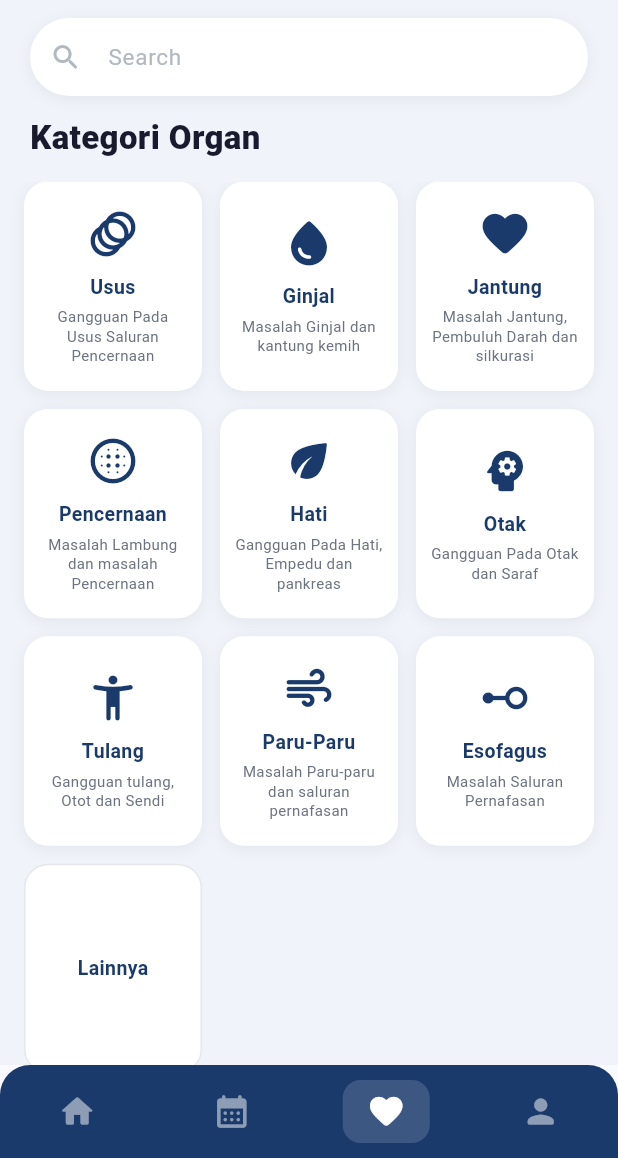
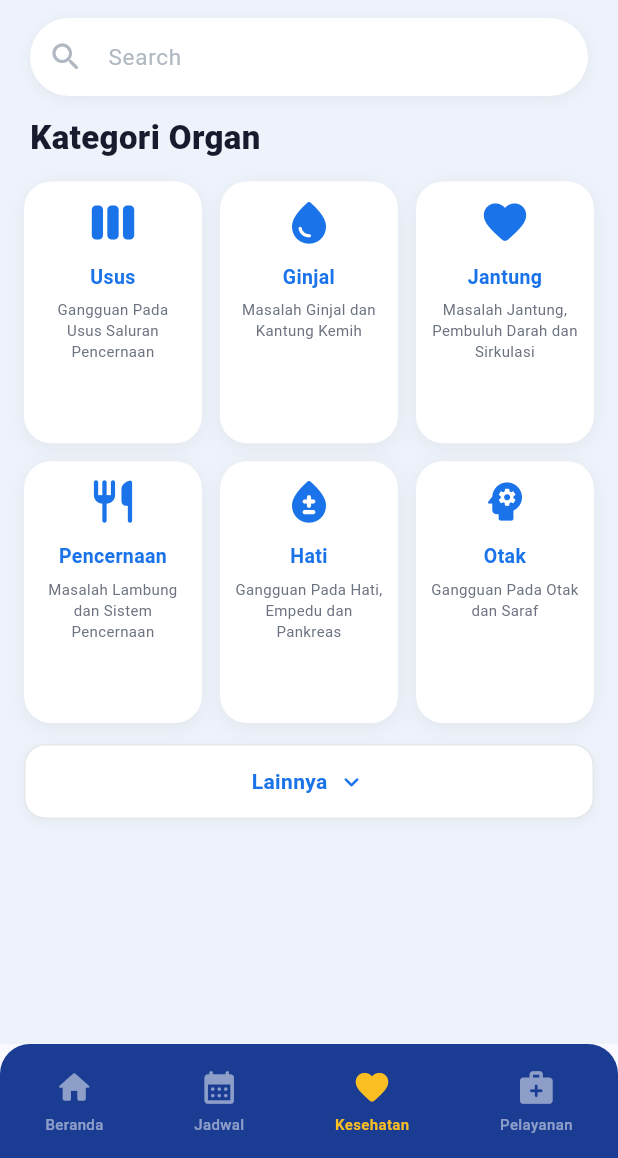
Before and after one commit to zalfasayfanah/app_dokter, a Flutter app: the screen it shows after launch, item 3 of the bottom bar chosen, on a phone screen of 412 x 824 dp, the part 78-1236 px from its top. Run offline on Flutter 3.47's test engine with Material 3 defaults, Android fonts, the phone set to English and light mode, and no system bars; network calls fail; Roboto replaces fonts that are missing (Poppins).

Commit message:
first commit

```diff
--- a/lib/bottom_nav.dart
+++ b/lib/bottom_nav.dart
@@ -29,16 +29,17 @@ class EduHealthBottomNav extends StatelessWidget {
     required this.onTap,
   });
 
-  static const Color _navBg = Color(0xFF1A3A6B);
-  static const Color _activeColor = Colors.white;
+  static const Color _navBg         = Color(0xFF1A3C92);
+  static const Color _activeColor   = Color(0xFFFBBF24); // ← diganti kuning
   static const Color _inactiveColor = Color(0x80FFFFFF); // white 50%
 
   // Urutan tab — sesuaikan dengan urutan _pages di MainShell (main.dart)
+  // Tab ke-4 diubah dari "Profil" → "Pelayanan"
   static const List<_NavItem> _items = [
-    _NavItem(icon: Icons.home_rounded,           label: 'Beranda'),
-    _NavItem(icon: Icons.calendar_month_rounded, label: 'Jadwal'),
-    _NavItem(icon: Icons.favorite_rounded,       label: 'Kesehatan'),
-    _NavItem(icon: Icons.person_rounded,         label: 'Profil'),
+    _NavItem(icon: Icons.home_rounded,             label: 'Beranda'),
+    _NavItem(icon: Icons.calendar_month_rounded,   label: 'Jadwal'),
+    _NavItem(icon: Icons.favorite_rounded,         label: 'Kesehatan'),
+    _NavItem(icon: Icons.medical_services_rounded, label: 'Pelayanan'), // ← diganti
   ];
 
   @override
@@ -47,7 +48,7 @@ class EduHealthBottomNav extends StatelessWidget {
       decoration: const BoxDecoration(
         color: _navBg,
         borderRadius: BorderRadius.only(
-          topLeft: Radius.circular(20),
+          topLeft:  Radius.circular(20),
           topRight: Radius.circular(20),
         ),
       ),
@@ -66,20 +67,38 @@ class EduHealthBottomNav extends StatelessWidget {
 
   Widget _buildTab(int index) {
     final bool selected = currentIndex == index;
+    final item          = _items[index];
+
     return GestureDetector(
       onTap: () => onTap(index),
       behavior: HitTestBehavior.opaque,
       child: AnimatedContainer(
         duration: const Duration(milliseconds: 200),
-        padding: const EdgeInsets.symmetric(horizontal: 16, vertical: 8),
+        padding: const EdgeInsets.symmetric(horizontal: 14, vertical: 6),
         decoration: BoxDecoration(
-          color: selected ? Colors.white.withOpacity(0.15) : Colors.transparent,
+          color: Colors.transparent, // ← kotak dihilangkan (selalu transparan)
           borderRadius: BorderRadius.circular(12),
         ),
-        child: Icon(
-          _items[index].icon,
-          color: selected ? _activeColor : _inactiveColor,
-          size: 26,
+        child: Column(
+          mainAxisSize: MainAxisSize.min,
+          children: [
+            // Ikon
+            Icon(
+              item.icon,
+              color: selected ? _activeColor : _inactiveColor,
+              size: 26,
+            ),
+            const SizedBox(height: 4),
+            // Label teks di bawah ikon
+            Text(
+              item.label,
+              style: TextStyle(
+                fontSize:   10,
+                fontWeight: selected ? FontWeight.w700 : FontWeight.w500,
+                color:      selected ? _activeColor : _inactiveColor,
+              ),
+            ),
+          ],
         ),
       ),
     );
@@ -90,6 +109,6 @@ class EduHealthBottomNav extends StatelessWidget {
 
 class _NavItem {
   final IconData icon;
-  final String label;
+  final String   label;
   const _NavItem({required this.icon, required this.label});
 }
--- a/lib/kesehatan/kategori_organ.dart
+++ b/lib/kesehatan/kategori_organ.dart
@@ -1,7 +1,9 @@
 import 'package:flutter/material.dart';
 import 'kategori_penyakit.dart';
 
-// ─── Model ───────────────────────────────────────────────────────────────────
+// ─────────────────────────────────────────────────────────────────────────────
+// MODEL
+// ─────────────────────────────────────────────────────────────────────────────
 
 class OrganItem {
   final String nama;
@@ -15,33 +17,35 @@ class OrganItem {
   });
 }
 
-// ─── Data (ganti/tambah sesuai kebutuhan) ────────────────────────────────────
+// ─────────────────────────────────────────────────────────────────────────────
+// DATA
+// ─────────────────────────────────────────────────────────────────────────────
 
 final List<OrganItem> organList = [
   const OrganItem(
     nama: 'Usus',
     deskripsi: 'Gangguan Pada Usus Saluran Pencernaan',
-    icon: Icons.animation_rounded,
+    icon: Icons.view_week_rounded,
   ),
   const OrganItem(
     nama: 'Ginjal',
-    deskripsi: 'Masalah Ginjal dan kantung kemih',
+    deskripsi: 'Masalah Ginjal dan Kantung Kemih',
     icon: Icons.water_drop_rounded,
   ),
   const OrganItem(
     nama: 'Jantung',
-    deskripsi: 'Masalah Jantung, Pembuluh Darah dan silkurasi',
+    deskripsi: 'Masalah Jantung, Pembuluh Darah dan Sirkulasi',
     icon: Icons.favorite_rounded,
   ),
   const OrganItem(
     nama: 'Pencernaan',
-    deskripsi: 'Masalah Lambung dan masalah Pencernaan',
-    icon: Icons.blur_circular_rounded,
+    deskripsi: 'Masalah Lambung dan Sistem Pencernaan',
+    icon: Icons.restaurant_rounded,
   ),
   const OrganItem(
     nama: 'Hati',
-    deskripsi: 'Gangguan Pada Hati, Empedu dan pankreas',
-    icon: Icons.eco_rounded,
+    deskripsi: 'Gangguan Pada Hati, Empedu dan Pankreas',
+    icon: Icons.bloodtype_rounded,
   ),
   const OrganItem(
     nama: 'Otak',
@@ -50,12 +54,12 @@ final List<OrganItem> organList = [
   ),
   const OrganItem(
     nama: 'Tulang',
-    deskripsi: 'Gangguan tulang, Otot dan Sendi',
+    deskripsi: 'Gangguan Tulang, Otot dan Sendi',
     icon: Icons.accessibility_new_rounded,
   ),
   const OrganItem(
     nama: 'Paru-Paru',
-    deskripsi: 'Masalah Paru-paru dan saluran pernafasan',
+    deskripsi: 'Masalah Paru-paru dan Saluran Pernafasan',
     icon: Icons.air_rounded,
   ),
   const OrganItem(
@@ -65,7 +69,11 @@ final List<OrganItem> organList = [
   ),
 ];
 
-// ─── Screen ──────────────────────────────────────────────────────────────────
+const int _kInitialVisible = 6;
+
+// ─────────────────────────────────────────────────────────────────────────────
+// SCREEN
+// ─────────────────────────────────────────────────────────────────────────────
 
 class KategoriOrgan extends StatefulWidget {
   const KategoriOrgan({super.key});
@@ -75,13 +83,15 @@ class KategoriOrgan extends StatefulWidget {
 }
 
 class _KategoriOrganState extends State<KategoriOrgan> {
-  static const Color backgroundGrey = Color(0xFFF0F4FA);
-  static const Color primaryBlue    = Color(0xFF1A3A6B);
+  static const Color backgroundGrey = Color(0xFFEEF3FB);
+  static const Color primaryBlue    = Color(0xFF1A73E8); // ← sama dengan pelayanan
   static const Color textDark       = Color(0xFF1A1A2E);
   static const Color textMedium     = Color(0xFF6B7280);
 
   final TextEditingController _searchController = TextEditingController();
+
   List<OrganItem> _filtered = organList;
+  bool _showAll = false;
 
   @override
   void dispose() {
@@ -93,13 +103,19 @@ class _KategoriOrganState extends State<KategoriOrgan> {
     setState(() {
       _filtered = query.isEmpty
           ? organList
-          : organList
-              .where((o) =>
-                  o.nama.toLowerCase().contains(query.toLowerCase()) ||
-                  o.deskripsi.toLowerCase().contains(query.toLowerCase()))
-              .toList();
+          : organList.where((o) {
+              return o.nama.toLowerCase().contains(query.toLowerCase()) ||
+                  o.deskripsi.toLowerCase().contains(query.toLowerCase());
+            }).toList();
     });
   }
+
+  List<OrganItem> get _visible {
+    if (_showAll || _filtered.length <= _kInitialVisible) return _filtered;
+    return _filtered.sublist(0, _kInitialVisible);
+  }
+
+  bool get _showToggle => _filtered.length > _kInitialVisible;
 
   @override
   Widget build(BuildContext context) {
@@ -112,14 +128,24 @@ class _KategoriOrganState extends State<KategoriOrgan> {
             _buildHeader(),
             _buildSearchBar(),
             _buildTitle(),
-            Expanded(child: _buildGrid()),
+            Expanded(
+              child: SingleChildScrollView(
+                child: Column(
+                  children: [
+                    _buildGrid(),
+                    if (_showToggle) _buildToggleButton(),
+                    const SizedBox(height: 20),
+                  ],
+                ),
+              ),
+            ),
           ],
         ),
       ),
     );
   }
 
-  // ── Header ─────────────────────────────────────────────────────────────────
+  // ─── HEADER ──────────────────────────────────────────────────
 
   Widget _buildHeader() {
     return Padding(
@@ -130,25 +156,28 @@ class _KategoriOrganState extends State<KategoriOrgan> {
             width: 36,
             height: 36,
             decoration: BoxDecoration(
-              color: const Color(0xFF1A73E8),
+              color: primaryBlue,
               borderRadius: BorderRadius.circular(8),
             ),
-            child: const Icon(Icons.medical_services_rounded,
-                color: Colors.white, size: 20),
+            child: const Icon(
+              Icons.medical_services_rounded,
+              color: Colors.white,
+              size: 20,
+            ),
           ),
           const SizedBox(width: 10),
           RichText(
-            text: const TextSpan(
+            text: TextSpan(
               children: [
                 TextSpan(
                   text: 'Edu',
                   style: TextStyle(
-                    color: Color(0xFF1A73E8),
+                    color: primaryBlue,
                     fontWeight: FontWeight.w800,
                     fontSize: 20,
                   ),
                 ),
-                TextSpan(
+                const TextSpan(
                   text: 'Health',
                   style: TextStyle(
                     color: Color(0xFFF59E0B),
@@ -164,7 +193,7 @@ class _KategoriOrganState extends State<KategoriOrgan> {
     );
   }
 
-  // ── Search Bar ─────────────────────────────────────────────────────────────
+  // ─── SEARCH BAR ──────────────────────────────────────────────
 
   Widget _buildSearchBar() {
     return Padding(
@@ -175,7 +204,7 @@ class _KategoriOrganState extends State<KategoriOrgan> {
           borderRadius: BorderRadius.circular(30),
           boxShadow: [
             BoxShadow(
-              color: Colors.black.withOpacity(0.06),
+              color: Colors.black.withOpacity(0.05),
               blurRadius: 8,
               offset: const Offset(0, 2),
             ),
@@ -187,18 +216,16 @@ class _KategoriOrganState extends State<KategoriOrgan> {
           decoration: const InputDecoration(
             hintText: 'Search',
             hintStyle: TextStyle(color: Color(0xFFB0B8C1), fontSize: 15),
-            prefixIcon: Icon(Icons.search_rounded,
-                color: Color(0xFFB0B8C1), size: 22),
+            prefixIcon: Icon(Icons.search_rounded, color: Color(0xFFB0B8C1)),
             border: InputBorder.none,
-            contentPadding:
-                EdgeInsets.symmetric(horizontal: 8, vertical: 14),
+            contentPadding: EdgeInsets.symmetric(horizontal: 8, vertical: 14),
           ),
         ),
       ),
     );
   }
 
-  // ── Title ──────────────────────────────────────────────────────────────────
+  // ─── TITLE ───────────────────────────────────────────────────
 
   Widget _buildTitle() {
     return const Padding(
@@ -214,29 +241,34 @@ class _KategoriOrganState extends State<KategoriOrgan> {
     );
   }
 
-  // ── Grid ───────────────────────────────────────────────────────────────────
+  // ─── GRID ────────────────────────────────────────────────────
 
   Widget _buildGrid() {
-    return GridView.builder(
-      padding: const EdgeInsets.fromLTRB(16, 0, 16, 20),
-      gridDelegate: const SliverGridDelegateWithFixedCrossAxisCount(
-        crossAxisCount: 3,
+    final screenWidth = MediaQuery.of(context).size.width;
+    final crossAxis   = screenWidth < 360 ? 2 : 3;
+
+    return Padding(
+      padding: const EdgeInsets.fromLTRB(16, 0, 16, 0),
+      child: GridView.builder(
+        shrinkWrap: true,
+        physics: const NeverScrollableScrollPhysics(),
+        itemCount: _visible.length,
+        gridDelegate: SliverGridDelegateWithFixedCrossAxisCount(
+          crossAxisCount: crossAxis,
+          crossAxisSpacing: 12,
           mainAxisSpacing: 12,
-        crossAxisSpacing: 12,
-        childAspectRatio: 0.85,
+          childAspectRatio: 0.68,
         ),
-      itemCount: _filtered.length + 1, // +1 untuk tombol Lainnya
-      itemBuilder: (context, index) {
-        if (index == _filtered.length) return _buildLainnyaButton();
-        return _buildOrganCard(_filtered[index]);
-      },
+        itemBuilder: (_, index) => _buildOrganCard(_visible[index]),
+      ),
     );
   }
+
+  // ─── CARD ────────────────────────────────────────────────────
 
   Widget _buildOrganCard(OrganItem item) {
     return GestureDetector(
       onTap: () {
-        // Navigasi ke Kategori Penyakit, kirim nama organ sebagai judul
         Navigator.push(
           context,
           MaterialPageRoute(
@@ -245,43 +277,47 @@ class _KategoriOrganState extends State<KategoriOrgan> {
         );
       },
       child: Container(
+        padding: const EdgeInsets.all(10),
         decoration: BoxDecoration(
           color: Colors.white,
-          borderRadius: BorderRadius.circular(16),
+          borderRadius: BorderRadius.circular(18),
           boxShadow: [
             BoxShadow(
-              color: Colors.black.withOpacity(0.06),
-              blurRadius: 8,
-              offset: const Offset(0, 2),
+              color: Colors.black.withOpacity(0.05),
+              blurRadius: 10,
+              offset: const Offset(0, 3),
             ),
           ],
         ),
-        padding: const EdgeInsets.all(10),
         child: Column(
           mainAxisAlignment: MainAxisAlignment.center,
           children: [
-            Icon(item.icon, color: primaryBlue, size: 36),
-            const SizedBox(height: 8),
+            Icon(item.icon, color: primaryBlue, size: 34),
+            const SizedBox(height: 10),
             Text(
               item.nama,
+              textAlign: TextAlign.center,
+              maxLines: 1,
+              overflow: TextOverflow.ellipsis,
               style: const TextStyle(
                 color: primaryBlue,
                 fontWeight: FontWeight.w700,
                 fontSize: 13,
               ),
+            ),
+            const SizedBox(height: 6),
+            Expanded(
+              child: Text(
+                item.deskripsi,
                 textAlign: TextAlign.center,
-            ),
-            const SizedBox(height: 4),
-            Text(
-              item.deskripsi,
+                maxLines: 4,
+                overflow: TextOverflow.ellipsis,
                 style: const TextStyle(
                   color: textMedium,
                   fontSize: 10,
-                height: 1.3,
+                  height: 1.4,
                 ),
-              textAlign: TextAlign.center,
-              maxLines: 3,
-              overflow: TextOverflow.ellipsis,
+              ),
             ),
           ],
         ),
@@ -289,25 +325,50 @@ class _KategoriOrganState extends State<KategoriOrgan> {
     );
   }
 
-  Widget _buildLainnyaButton() {
-    return GestureDetector(
-      onTap: () {
-        // TODO: aksi tombol Lainnya (tampilkan semua organ, dll.)
-      },
+  // ─── TOMBOL LAINNYA / SEMBUNYIKAN ────────────────────────────
+
+  Widget _buildToggleButton() {
+    return Padding(
+      padding: const EdgeInsets.fromLTRB(16, 14, 16, 0),
+      child: GestureDetector(
+        onTap: () => setState(() => _showAll = !_showAll),
         child: Container(
+          width: double.infinity,
+          padding: const EdgeInsets.symmetric(vertical: 14),
           decoration: BoxDecoration(
             color: Colors.white,
-          borderRadius: BorderRadius.circular(16),
+            borderRadius: BorderRadius.circular(14),
             border: Border.all(color: const Color(0xFFE5E7EB)),
+            boxShadow: [
+              BoxShadow(
+                color: Colors.black.withOpacity(0.04),
+                blurRadius: 6,
+                offset: const Offset(0, 2),
               ),
-        child: const Center(
-          child: Text(
-            'Lainnya',
-            style: TextStyle(
+            ],
+          ),
+          child: Row(
+            mainAxisAlignment: MainAxisAlignment.center,
+            children: [
+              Text(
+                _showAll ? 'Sembunyikan' : 'Lainnya',
+                style: const TextStyle(
                   color: primaryBlue,
                   fontWeight: FontWeight.w700,
-              fontSize: 13,
+                  fontSize: 14,
                 ),
+              ),
+              const SizedBox(width: 6),
+              AnimatedRotation(
+                turns: _showAll ? 0.5 : 0,
+                duration: const Duration(milliseconds: 250),
+                child: const Icon(
+                  Icons.keyboard_arrow_down_rounded,
+                  color: primaryBlue,
+                  size: 20,
+                ),
+              ),
+            ],
           ),
         ),
       ),
--- a/lib/main.dart
+++ b/lib/main.dart
@@ -2,10 +2,15 @@ import 'package:flutter/material.dart';
 import 'bottom_nav.dart';
 import 'jadwal_praktek/jadwal_praktek.dart';
 import 'kesehatan/kategori_organ.dart';
+import 'pelayanan/pelayanan.dart';
 
 void main() {
   runApp(const MyApp());
 }
+
+// ─────────────────────────────────────────────────────────────────────────────
+// MAIN APP
+// ─────────────────────────────────────────────────────────────────────────────
 
 class MyApp extends StatelessWidget {
   const MyApp({super.key});
@@ -15,17 +20,24 @@ class MyApp extends StatelessWidget {
     return MaterialApp(
       title: 'EduHealth',
       debugShowCheckedModeBanner: false,
+
       theme: ThemeData(
-        colorScheme: ColorScheme.fromSeed(seedColor: const Color(0xFF1A73E8)),
         useMaterial3: true,
         fontFamily: 'Poppins',
+
+        colorScheme: ColorScheme.fromSeed(
+          seedColor: const Color(0xFF1A73E8),
+        ),
       ),
+
       home: const MainShell(),
     );
   }
 }
 
-// ─── Shell utama: memegang state tab & menampilkan halaman aktif ──────────────
+// ─────────────────────────────────────────────────────────────────────────────
+// MAIN SHELL
+// ─────────────────────────────────────────────────────────────────────────────
 
 class MainShell extends StatefulWidget {
   const MainShell({super.key});
@@ -37,30 +49,36 @@ class MainShell extends StatefulWidget {
 class _MainShellState extends State<MainShell> {
   int _currentIndex = 0;
 
-  // Daftar halaman sesuai urutan tab di EduHealthBottomNav
-  // TODO: ganti BerandaPlaceholder dengan widget Beranda asli jika sudah siap
+  // ─── Daftar Halaman ───────────────────────────────────────────────────────
+
   final List<Widget> _pages = const [
-    BerandaPlaceholder(),                // index 0 — diisi tim Beranda
-    JadwalPraktek(),                     // index 1 — Jadwal Praktek
-    KategoriOrgan(),                     // index 2 — Kesehatan
-    PlaceholderPage(label: 'Profil'),    // index 3
+    BerandaPlaceholder(), // index 0
+    JadwalPraktek(), // index 1
+    KategoriOrgan(), // index 2
+    Pelayanan(), // index 3
   ];
 
   @override
   Widget build(BuildContext context) {
     return Scaffold(
       body: _pages[_currentIndex],
+
       bottomNavigationBar: EduHealthBottomNav(
         currentIndex: _currentIndex,
-        onTap: (index) => setState(() => _currentIndex = index),
+
+        onTap: (index) {
+          setState(() {
+            _currentIndex = index;
+          });
+        },
       ),
     );
   }
 }
 
-// ─── Placeholder Beranda ──────────────────────────────────────────────────────
-// Hapus class ini dan ganti referensinya di _pages[0]
-// setelah widget Beranda dari tim lain sudah tersedia.
+// ─────────────────────────────────────────────────────────────────────────────
+// PLACEHOLDER BERANDA
+// ─────────────────────────────────────────────────────────────────────────────
 
 class BerandaPlaceholder extends StatelessWidget {
   const BerandaPlaceholder({super.key});
@@ -70,30 +88,16 @@ class BerandaPlaceholder extends StatelessWidget {
     return const Scaffold(
       body: Center(
         child: Text(
-          'Beranda\n(akan diisi tim lain)',
+          'Beranda\n(Akan diisi tim lain)',
           textAlign: TextAlign.center,
-          style: TextStyle(fontSize: 18, color: Colors.grey),
+
+          style: TextStyle(
+            fontSize: 18,
+            color: Colors.grey,
+            fontWeight: FontWeight.w500,
+          ),
         ),
       ),
     );
   }
 }
-
-// ─── Placeholder halaman lain yang belum dibuat ───────────────────────────────
-
-class PlaceholderPage extends StatelessWidget {
-  final String label;
-  const PlaceholderPage({super.key, required this.label});
-
-  @override
-  Widget build(BuildContext context) {
-    return Scaffold(
-      body: Center(
-        child: Text(
-          label,
-          style: const TextStyle(fontSize: 18, color: Colors.grey),
-        ),
-      ),
-    );
-  }
-}
--- a/pubspec.yaml
+++ b/pubspec.yaml
@@ -56,6 +56,8 @@ flutter:
   # included with your application, so that you can use the icons in
   # the material Icons class.
   uses-material-design: true
+  assets:
+    - assets/images/
 
   # To add assets to your application, add an assets section, like this:
   # assets:
```
Also changed, not shown: lib/pelayanan/pelayanan.dart (added, +385 -0 lines), assets/images/homecare.jpeg (added), assets/images/poliklinik.jpeg (added), assets/images/stemcell.jpeg (added), assets/images/telekonsultasi.jpeg (added). Lines whose indentation alone changed are shown as unchanged.
